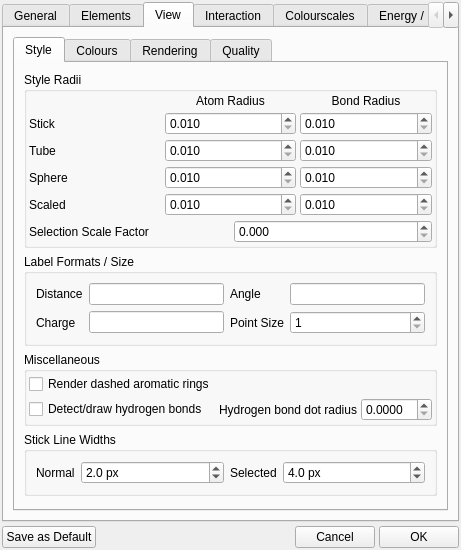
This is src/gui/prefs.ui in trisyoungs/aten as Qt 5 draws it before an edit. The edited form follows.
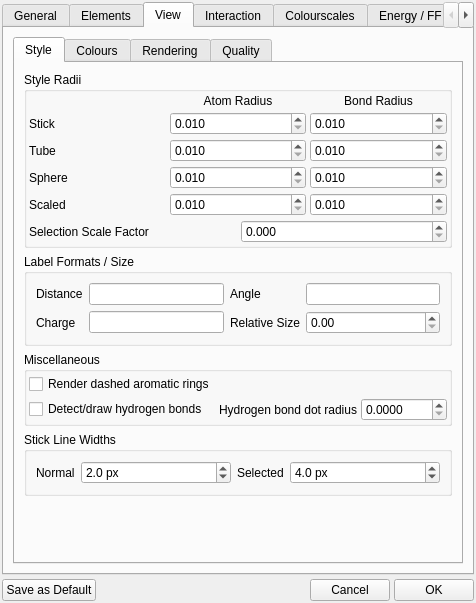
This is the edited form. The open tabs and pages were chosen to show the change. Icons and pictures are not drawn. Custom widgets are drawn as their Qt base class.

```diff
--- a/src/gui/prefs.ui
+++ b/src/gui/prefs.ui
@@ -5,8 +5,8 @@
    <rect>
     <x>0</x>
     <y>0</y>
-    <width>435</width>
-    <height>536</height>
+    <width>476</width>
+    <height>603</height>
    </rect>
   </property>
   <property name="sizePolicy">
@@ -912,17 +912,7 @@
                 <item row="1" column="2">
                  <widget class="QLabel" name="label_13">
                   <property name="text">
-                   <string>Point Size</string>
-                  </property>
-                 </widget>
-                </item>
-                <item row="1" column="3">
-                 <widget class="QSpinBox" name="LabelSizeSpin">
-                  <property name="minimum">
-                   <number>1</number>
-                  </property>
-                  <property name="maximum">
-                   <number>200</number>
+                   <string>Relative Size</string>
                   </property>
                  </widget>
                 </item>
@@ -940,6 +930,16 @@
                   </property>
                  </widget>
                 </item>
+                <item row="1" column="3">
+                 <widget class="QDoubleSpinBox" name="LabelSizeSpin">
+                  <property name="toolTip">
+                   <string>Text size, expressed as a percent of the total view height</string>
+                  </property>
+                  <property name="singleStep">
+                   <double>0.200000000000000</double>
+                  </property>
+                 </widget>
+                </item>
                </layout>
               </item>
              </layout>
```
Left out of the diff: 6 changed lines with no effect on the pictures.
